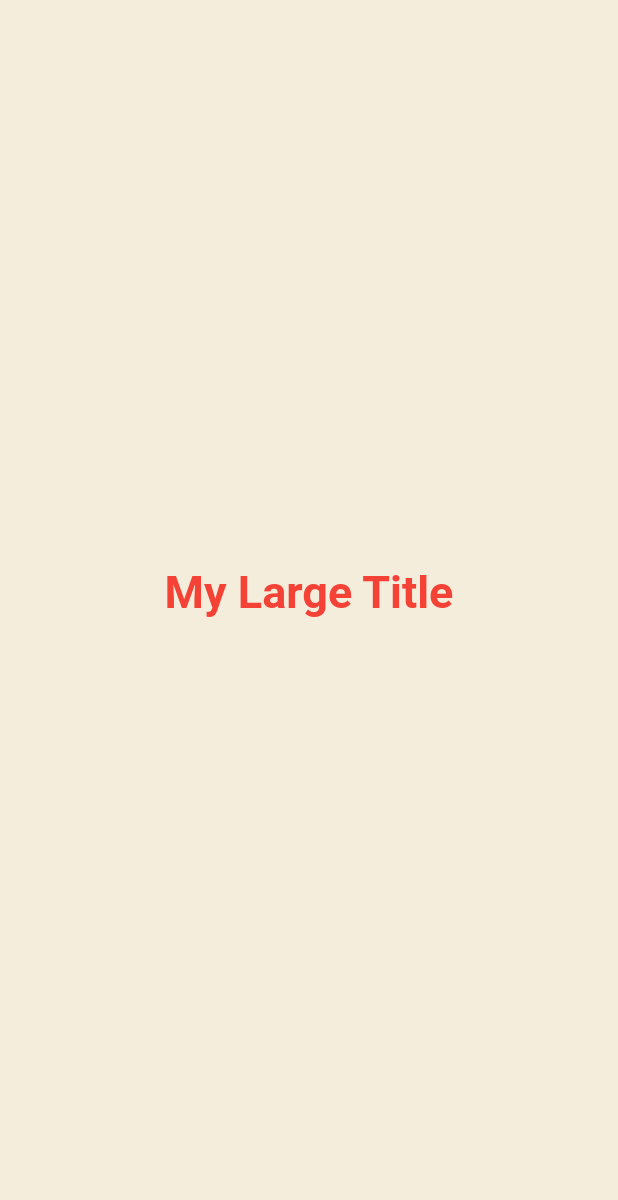
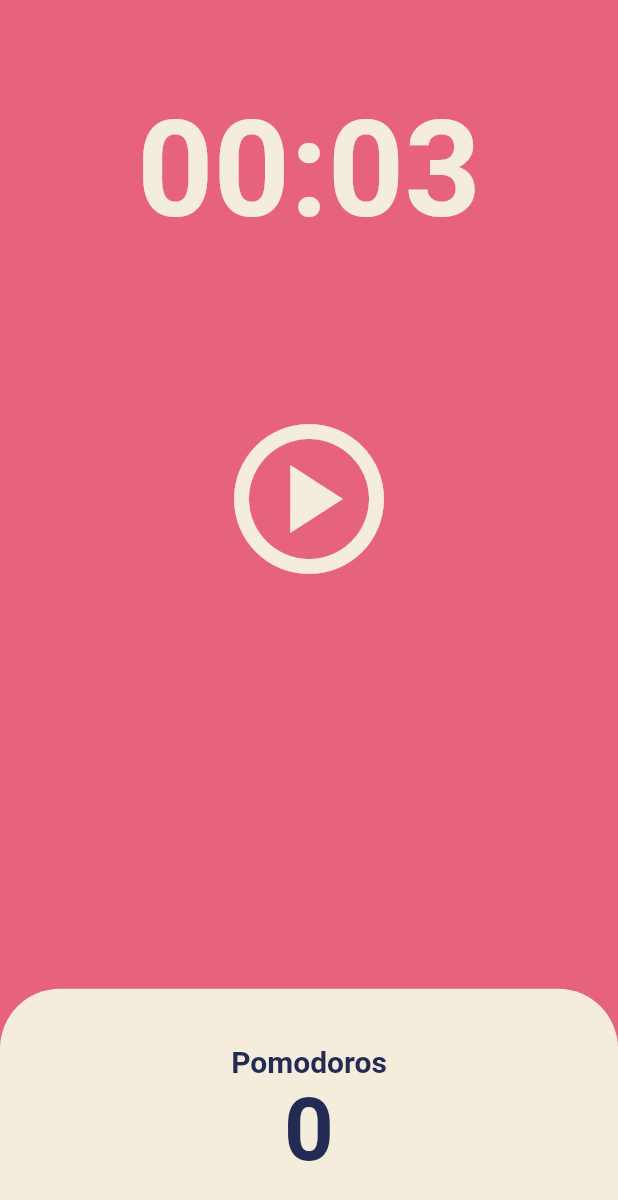
Before and after one commit to AnHyeJu/toonflix, a Flutter app: the screen it shows after launch, on a phone screen of 412 x 824 dp. Shown: the top 1200 px of the screen. Run offline on Flutter 3.47's test engine with Material 2 defaults, Android fonts, the phone set to English and light mode, and no system bars.

Commit message:
Complete Pomodoro APP!
버튼에 함수 다는거 익혔다?! 레이아웃이 힘들다,,?

```diff
--- a/lib/main.dart
+++ b/lib/main.dart
@@ -1,86 +1,26 @@
 import 'package:flutter/material.dart';
+import 'package:toonflix/screens/home_screen.dart';
 
 void main() {
   runApp(const App());
 }
 
-class App extends StatefulWidget {
+class App extends StatelessWidget {
   const App({super.key});
 
-  @override
-  State<App> createState() => _AppState();
-}
-
-class _AppState extends State<App> {
   @override
   Widget build(BuildContext context) {
     return MaterialApp(
       theme: ThemeData(
+        scaffoldBackgroundColor: const Color(0xFFE7627C),
         textTheme: const TextTheme(
-          titleLarge: TextStyle(
-            color: Colors.red,
+          displayLarge: TextStyle(
+            color: Color(0xFF232B55),
           ),
         ),
+        cardColor: const Color(0xFFF4EDDB),
       ),
-      home: const Scaffold(
-        backgroundColor: Color(0xFFF4EDDB),
-        body: Center(
-          child: Column(
-            mainAxisAlignment: MainAxisAlignment.center,
-            children: [
-              MyLargeTitle(),
-              Text(
-                '',
-                style: TextStyle(
-                  fontSize: 30,
-                  fontWeight: FontWeight.bold,
-                ),
-              ),
-            ],
-          ),
-        ),
-      ),
+      home: const HomeScreen(),
     );
   }
 }
-
-class MyLargeTitle extends StatefulWidget {
-  const MyLargeTitle({
-    super.key,
-  });
-
-  @override
-  State<MyLargeTitle> createState() => _MyLargeTitleState();
-}
-
-class _MyLargeTitleState extends State<MyLargeTitle> {
-  @override
-  void initState() {
-    //상태를 초기화할 수 있는 함수...
-    //부모요소의 데이터 리프레시 하기위해
-    //단 한번만 호출되며
-    //build 메서드 전에 실행됨
-    // TODO: implement initState
-    super.initState();
-  }
-
-  @override
-  void dispose() {
-    //위젯이 스크린에서 제거될 때 호출되는 메서드
-    //api, 이벤트 리스너 해제할때?
-    // TODO: implement dispose
-    super.dispose();
-  }
-
-  @override
-  Widget build(BuildContext context) {
-    return Text(
-      'My Large Title',
-      style: TextStyle(
-        fontSize: 30,
-        fontWeight: FontWeight.bold,
-        color: Theme.of(context).textTheme.titleLarge?.color,
-      ),
-    );
-  }
-}
--- /dev/null
+++ b/lib/screens/home_screen.dart
@@ -0,0 +1,158 @@
+import 'package:flutter/material.dart';
+import 'dart:async';
+
+class HomeScreen extends StatefulWidget {
+  const HomeScreen({super.key});
+
+  @override
+  State<HomeScreen> createState() => _HomeScreenState();
+}
+
+class _HomeScreenState extends State<HomeScreen> {
+  static const int _duration = 3;
+  int totalSeconds = _duration;
+  bool isRunning = false;
+  int totalPomodoros = 0;
+  late Timer timer;
+
+  void onTick(Timer timer) {
+    if (totalSeconds == 0) {
+      setState(() {
+        totalPomodoros += 1;
+        isRunning = false;
+        totalSeconds = _duration;
+      });
+      timer.cancel();
+    } else {
+      setState(() {
+        totalSeconds -= 1;
+      });
+    }
+  }
+
+  void onStartPressed() {
+    setState(() {
+      isRunning = true;
+    });
+    timer = Timer.periodic(const Duration(seconds: 1), onTick);
+  }
+
+  void onPausePressed() {
+    timer.cancel();
+    setState(() {
+      isRunning = false;
+    });
+  }
+
+  void onResetPressed() {
+    timer.cancel();
+    setState(() {
+      isRunning = false;
+      totalSeconds = _duration;
+    });
+  }
+
+  String format(int seconds) {
+    var duration = Duration(seconds: seconds);
+    return duration.toString().split(".").first.substring(2);
+  }
+
+  @override
+  Widget build(BuildContext context) {
+    return Scaffold(
+      backgroundColor: Theme.of(context).scaffoldBackgroundColor,
+      body: Column(
+        children: [
+          Flexible(
+            flex: 1,
+            child: Container(
+              alignment: Alignment.bottomCenter,
+              child: Text(
+                format(totalSeconds),
+                style: TextStyle(
+                  color: Theme.of(context).cardColor,
+                  fontSize: 89,
+                  fontWeight: FontWeight.w600,
+                ),
+              ),
+            ),
+          ),
+          Flexible(
+            flex: 3,
+            child: Column(
+              mainAxisAlignment: MainAxisAlignment.start,
+              crossAxisAlignment: CrossAxisAlignment.center,
+              children: [
+                const Flexible(
+                    flex: 1,
+                    child: SizedBox(
+                      height: 100,
+                    )),
+                Flexible(
+                  flex: 3,
+                  child: IconButton(
+                    iconSize: 120,
+                    color: Theme.of(context).cardColor,
+                    onPressed: isRunning ? onPausePressed : onStartPressed,
+                    icon: Icon(
+                      isRunning
+                          ? Icons.pause_circle_outline_outlined
+                          : Icons.play_circle_outlined,
+                    ),
+                  ),
+                ),
+                const SizedBox(
+                  height: 10,
+                ),
+                if (isRunning)
+                  TextButton(
+                    onPressed: onResetPressed,
+                    child: Text(
+                      'RESET',
+                      style: TextStyle(
+                        color: Theme.of(context).cardColor,
+                        fontSize: 25,
+                        fontWeight: FontWeight.w400,
+                      ),
+                    ),
+                  ),
+              ],
+            ),
+          ),
+          Flexible(
+            flex: 1,
+            child: Container(
+              alignment: Alignment.bottomCenter,
+              decoration: BoxDecoration(
+                borderRadius:
+                    const BorderRadius.vertical(top: Radius.circular(40)),
+                color: Theme.of(context).cardColor,
+              ),
+              child: Column(
+                mainAxisAlignment: MainAxisAlignment.center,
+                children: [
+                  Text(
+                    'Pomodoros',
+                    style: TextStyle(
+                      fontWeight: FontWeight.w600,
+                      fontSize: 20,
+                      color: Theme.of(context).textTheme.displayLarge?.color,
+                    ),
+                  ),
+                  Text(
+                    '$totalPomodoros',
+                    style: TextStyle(
+                      fontWeight: FontWeight.w600,
+                      fontSize: 58,
+                      color: Theme.of(context).textTheme.displayLarge?.color,
+                    ),
+                  ),
+                ],
+              ),
+            ),
+          ),
+        ],
+      ),
+    );
+  }
+}
```
